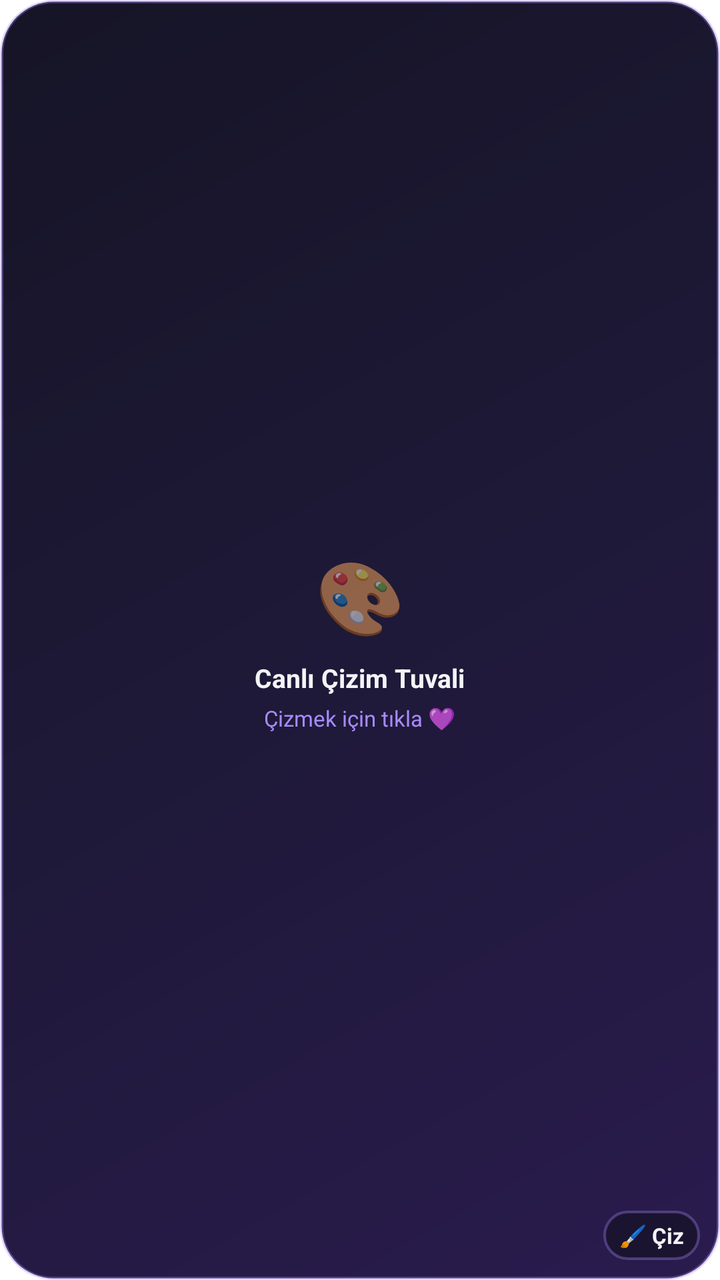
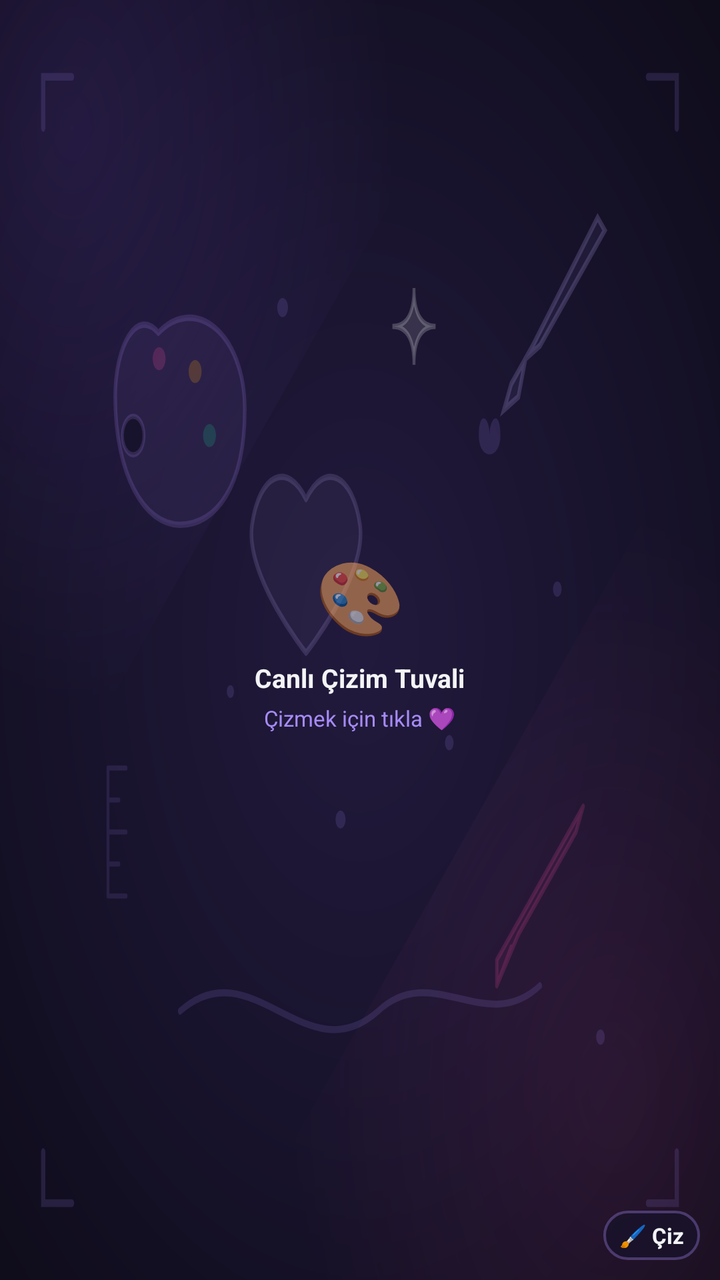

Two renders of the same Android screen: before a commit and after it. Below are the layout's source before the change and the commit's diff.
<!-- AndroidManifest.xml: fallback theme Theme.MaterialComponents.DayNight.NoActionBar -->
<!-- res/layout/lovera_drawing_widget.xml -->
<?xml version="1.0" encoding="utf-8"?>
<FrameLayout xmlns:android="http://schemas.android.com/apk/res/android"
    android:id="@+id/widget_drawing_root"
    android:layout_width="match_parent"
    android:layout_height="match_parent"
    android:background="@drawable/widget_background">

    
    <ImageView
        android:id="@+id/widget_drawing_image"
        android:layout_width="match_parent"
        android:layout_height="match_parent"
        android:scaleType="centerCrop"
        android:visibility="gone" />

    
    <LinearLayout
        android:id="@+id/widget_drawing_placeholder"
        android:layout_width="match_parent"
        android:layout_height="match_parent"
        android:gravity="center"
        android:orientation="vertical"
        android:padding="16dp"
        android:visibility="visible">

        <TextView
            android:layout_width="wrap_content"
            android:layout_height="wrap_content"
            android:text="🎨"
            android:textSize="36sp" />

        <TextView
            android:id="@+id/widget_drawing_empty_title"
            android:layout_width="wrap_content"
            android:layout_height="wrap_content"
            android:layout_marginTop="8dp"
            android:text="Canlı Çizim Tuvali"
            android:textColor="#F3F4F6"
            android:textSize="13sp"
            android:textStyle="bold" />

        <TextView
            android:id="@+id/widget_drawing_empty_subtitle"
            android:layout_width="wrap_content"
            android:layout_height="wrap_content"
            android:layout_marginTop="4dp"
            android:gravity="center"
            android:text="Çizmek için tıkla 💜"
            android:textColor="#A78BFA"
            android:textSize="11sp" />
    </LinearLayout>

    
    <LinearLayout
        android:id="@+id/widget_drawing_badge"
        android:layout_width="wrap_content"
        android:layout_height="wrap_content"
        android:layout_gravity="top|start"
        android:layout_margin="10dp"
        android:background="@drawable/widget_chip_bg"
        android:gravity="center_vertical"
        android:orientation="horizontal"
        android:paddingHorizontal="9dp"
        android:paddingVertical="5dp"
        android:visibility="gone">

        <TextView
            android:id="@+id/widget_drawing_sender_icon"
            android:layout_width="wrap_content"
            android:layout_height="wrap_content"
            android:text="✏️"
            android:textSize="11sp" />

        <TextView
            android:id="@+id/widget_drawing_sender_text"
            android:layout_width="wrap_content"
            android:layout_height="wrap_content"
            android:layout_marginStart="4dp"
            android:ellipsize="end"
            android:maxLines="1"
            android:text="Eda"
            android:textColor="#F3F4F6"
            android:textSize="11sp"
            android:textStyle="bold" />

        <TextView
            android:id="@+id/widget_drawing_time_text"
            android:layout_width="wrap_content"
            android:layout_height="wrap_content"
            android:layout_marginStart="5dp"
            android:text="• Şimdi"
            android:textColor="#A78BFA"
            android:textSize="10sp" />
    </LinearLayout>

    
    <LinearLayout
        android:id="@+id/widget_drawing_btn_reply"
        android:layout_width="wrap_content"
        android:layout_height="wrap_content"
        android:layout_gravity="bottom|end"
        android:layout_margin="10dp"
        android:background="@drawable/widget_chip_bg"
        android:gravity="center"
        android:paddingHorizontal="8dp"
        android:paddingVertical="5dp">

        <TextView
            android:layout_width="wrap_content"
            android:layout_height="wrap_content"
            android:text="🖌️ Çiz"
            android:textColor="#F3F4F6"
            android:textSize="11sp"
            android:textStyle="bold" />
    </LinearLayout>

</FrameLayout>
<!-- resources referenced by this layout -->
<resources>
  <!-- drawable widget_background (drawable) -->
  <?xml version="1.0" encoding="utf-8"?>
  <shape xmlns:android="http://schemas.android.com/apk/res/android"
      android:shape="rectangle">
      <corners android:radius="26dp" />
      <gradient
          android:angle="135"
          android:startColor="#2A1B4E"
          android:centerColor="#1E1938"
          android:endColor="#161426"
          android:type="linear" />
      <stroke
          android:width="1.5dp"
          android:color="#55A78BFA" />
  </shape>
  <!-- drawable widget_chip_bg (drawable) -->
  <?xml version="1.0" encoding="utf-8"?>
  <shape xmlns:android="http://schemas.android.com/apk/res/android"
      android:shape="rectangle">
      <corners android:radius="18dp" />
      <solid android:color="#D018132A" />
      <stroke
          android:width="1.2dp"
          android:color="#55A78BFA" />
  </shape>
</resources>

<!-- the commit's change to res/layout/lovera_drawing_widget.xml (unified diff, before → after) -->
@@ -2,8 +2,15 @@
 <FrameLayout xmlns:android="http://schemas.android.com/apk/res/android"
     android:id="@+id/widget_drawing_root"
     android:layout_width="match_parent"
-    android:layout_height="match_parent"
-    android:background="@drawable/widget_background">
+    android:layout_height="match_parent">
+
+    
+    <ImageView
+        android:id="@+id/widget_drawing_bg_pattern"
+        android:layout_width="match_parent"
+        android:layout_height="match_parent"
+        android:scaleType="fitXY"
+        android:src="@drawable/widget_drawing_background" />
 
     
     <ImageView
<!-- resource entries referenced after the edit -->
@@ -1,20 +1,5 @@
 <!-- resources referenced by this layout -->
 <resources>
-  <!-- drawable widget_background (drawable) -->
-  <?xml version="1.0" encoding="utf-8"?>
-  <shape xmlns:android="http://schemas.android.com/apk/res/android"
-      android:shape="rectangle">
-      <corners android:radius="26dp" />
-      <gradient
-          android:angle="135"
-          android:startColor="#2A1B4E"
-          android:centerColor="#1E1938"
-          android:endColor="#161426"
-          android:type="linear" />
-      <stroke
-          android:width="1.5dp"
-          android:color="#55A78BFA" />
-  </shape>
   <!-- drawable widget_chip_bg (drawable) -->
   <?xml version="1.0" encoding="utf-8"?>
   <shape xmlns:android="http://schemas.android.com/apk/res/android"
@@ -25,5 +10,28 @@
           android:width="1.2dp"
           android:color="#55A78BFA" />
   </shape>
+  <!-- drawable widget_drawing_background (drawable) -->
+  <?xml version="1.0" encoding="utf-8"?>
+  <layer-list xmlns:android="http://schemas.android.com/apk/res/android">
+      
+      <item>
+          <shape android:shape="rectangle">
+              <corners android:radius="26dp" />
+              <solid android:color="#120F20" />
+              <stroke
+                  android:width="1.5dp"
+                  android:color="#55A78BFA" />
+          </shape>
+      </item>
+  
+      
+      <item>
+          <shape android:shape="rectangle">
+              <corners android:radius="26dp" />
+          </shape>
+      </item>
+      <item android:drawable="@drawable/widget_drawing_pattern" />
+  </layer-list>
+  <!-- drawable widget_drawing_pattern: vector/xml drawable (drawable, 5106 chars, omitted) -->
 </resources>
 
